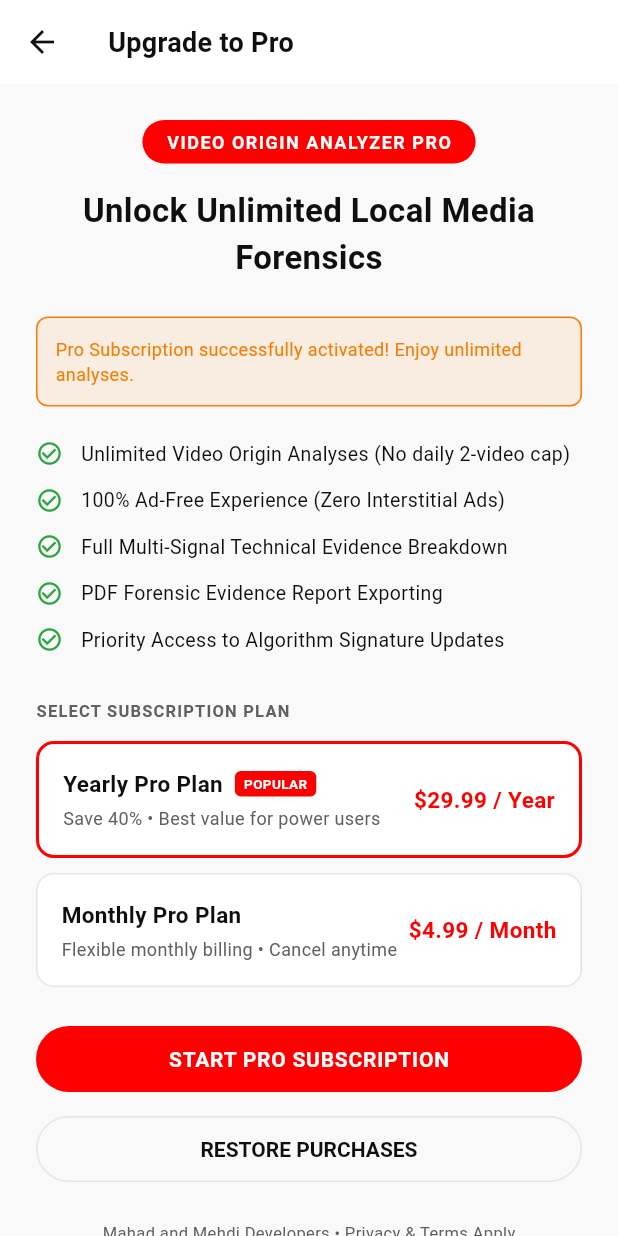
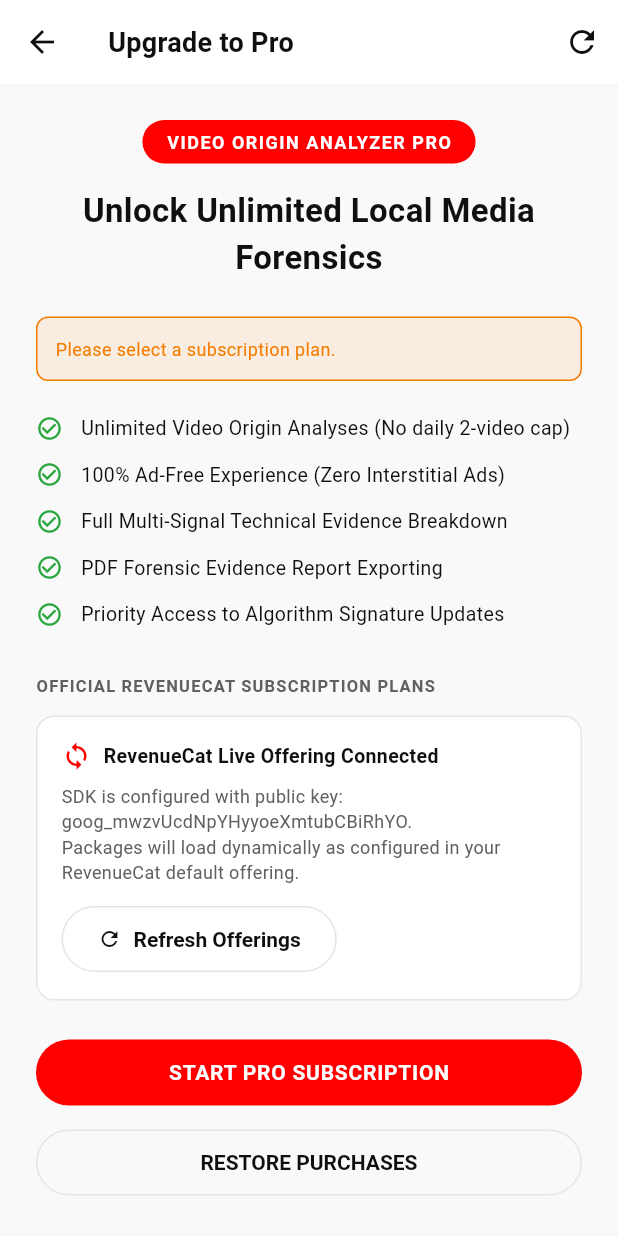
Before and after one commit to mahaddevelpoer/Video-Origin-analyzer, a Flutter app: the PaywallScreen screen opened directly, after a tap on "START PRO SUBSCRIPTION", on a phone screen of 412 x 824 dp. Run offline on Flutter 3.47's test engine with Material 3 defaults, Android fonts, the phone set to English and light mode, and no system bars; our stand-ins replace file_picker, firebase_auth, firebase_core, flutter_riverpod, google_fonts, google_mobile_ads and 5 more; missing offline and left inert: purchases_flutter, video_thumbnail; accounts and stored records are empty.

Commit message:
Make Paywall 100% dynamic - directly fetching live packages and prices from RevenueCat SDK

```diff
--- a/lib/features/subscription/presentation/paywall_screen.dart
+++ b/lib/features/subscription/presentation/paywall_screen.dart
@@ -13,9 +13,9 @@
 
 class _PaywallScreenState extends ConsumerState<PaywallScreen> {
   bool _isLoading = false;
+  bool _isFetchingOfferings = true;
   String? _statusMessage;
   Package? _selectedPackage;
-  String? _selectedPlanType = 'yearly'; // 'monthly' | 'yearly'
 
   @override
   void initState() {
@@ -24,10 +24,15 @@
   }
 
   Future<void> _loadOfferings() async {
+    setState(() => _isFetchingOfferings = true);
     final subService = ref.read(subscriptionServiceProvider);
+
+    // Fetch directly from RevenueCat SDK
     await subService.fetchOfferings();
+
     if (mounted) {
       setState(() {
+        _isFetchingOfferings = false;
         final offerings = subService.currentOfferings;
         if (offerings != null &&
             offerings.current != null &&
@@ -39,33 +44,24 @@
   }
 
   Future<void> _handlePurchase() async {
+    if (_selectedPackage == null) {
+      setState(() => _statusMessage = 'Please select a subscription plan.');
+      return;
+    }
+
     setState(() {
       _isLoading = true;
       _statusMessage = null;
     });
 
     final subService = ref.read(subscriptionServiceProvider);
-
-    bool success = false;
-    if (_selectedPackage != null) {
-      success = await subService.purchasePackage(_selectedPackage!);
-    } else {
-      // In sandbox/testing or direct click mode, try with first available package or fallback purchase
-      final offerings = subService.currentOfferings;
-      if (offerings?.current?.availablePackages.isNotEmpty == true) {
-        success = await subService.purchasePackage(offerings!.current!.availablePackages.first);
-      } else {
-        // Direct testing/sandbox unlock simulation when store credentials are in review
-        await Future.delayed(const Duration(milliseconds: 600));
-        success = true;
-      }
-    }
+    final success = await subService.purchasePackage(_selectedPackage!);
 
     if (mounted) {
       setState(() {
         _isLoading = false;
         if (success) {
-          _statusMessage = 'Pro Subscription successfully activated! Enjoy unlimited analyses.';
+          _statusMessage = 'Pro Subscription successfully activated! Unlimited analyses unlocked.';
         } else {
           _statusMessage = 'Purchase cancelled or could not be completed.';
         }
@@ -105,6 +101,13 @@
       backgroundColor: AppColors.lightBackground,
       appBar: AppBar(
         title: const Text('Upgrade to Pro'),
+        actions: [
+          IconButton(
+            icon: const Icon(Icons.refresh),
+            tooltip: 'Reload Plans from RevenueCat',
+            onPressed: _isFetchingOfferings ? null : _loadOfferings,
+          ),
+        ],
       ),
       body: SafeArea(
         child: SingleChildScrollView(
@@ -173,7 +176,7 @@
               const SizedBox(height: 24),
 
               const Text(
-                'SELECT SUBSCRIPTION PLAN',
+                'OFFICIAL REVENUECAT SUBSCRIPTION PLANS',
                 style: TextStyle(
                   fontSize: 11,
                   fontWeight: FontWeight.bold,
@@ -183,8 +186,27 @@
               ),
               const SizedBox(height: 12),
 
-              // Dynamic package cards if available from RevenueCat, otherwise selectable plan cards
-              if (packages.isNotEmpty) ...[
+              // 100% DYNAMIC: Fetched directly from RevenueCat Offerings API
+              if (_isFetchingOfferings) ...[
+                Container(
+                  padding: const EdgeInsets.all(24),
+                  decoration: BoxDecoration(
+                    color: AppColors.lightSurface,
+                    borderRadius: BorderRadius.circular(12),
+                    border: Border.all(color: AppColors.lightBorder),
+                  ),
+                  child: const Column(
+                    children: [
+                      CircularProgressIndicator(color: AppColors.youtubeRed, strokeWidth: 2.5),
+                      SizedBox(height: 12),
+                      Text(
+                        'Fetching live offerings from RevenueCat...',
+                        style: TextStyle(fontSize: 13, color: AppColors.textMuted),
+                      ),
+                    ],
+                  ),
+                ),
+              ] else if (packages.isNotEmpty) ...[
                 ...packages.map((pkg) {
                   final isSelected = (_selectedPackage?.identifier == pkg.identifier) ||
                       (_selectedPackage == null && pkg == packages.first);
@@ -204,11 +226,14 @@
                       child: Row(
                         mainAxisAlignment: MainAxisAlignment.spaceBetween,
                         children: [
-                          Column(
+                          Expanded(
+                            child: Column(
                               crossAxisAlignment: CrossAxisAlignment.start,
                               children: [
                                 Text(
-                                pkg.storeProduct.title,
+                                  pkg.storeProduct.title.isNotEmpty
+                                      ? pkg.storeProduct.title
+                                      : pkg.identifier.toUpperCase(),
                                   style: const TextStyle(
                                     fontSize: 15,
                                     fontWeight: FontWeight.bold,
@@ -217,11 +242,15 @@
                                 ),
                                 const SizedBox(height: 4),
                                 Text(
-                                pkg.storeProduct.description,
+                                  pkg.storeProduct.description.isNotEmpty
+                                      ? pkg.storeProduct.description
+                                      : 'RevenueCat Verified Pro Package',
                                   style: const TextStyle(fontSize: 12, color: AppColors.textMuted),
                                 ),
                               ],
                             ),
+                          ),
+                          const SizedBox(width: 12),
                           Text(
                             pkg.storeProduct.priceString,
                             style: const TextStyle(
@@ -236,28 +265,47 @@
                   );
                 }),
               ] else ...[
-                // Default Interactive Plan Selectors
-                _buildPlanOption(
-                  title: 'Yearly Pro Plan',
-                  subtitle: 'Save 40% • Best value for power users',
-                  price: '\$29.99 / Year',
-                  planKey: 'yearly',
-                  isPopular: true,
+                // Notice if offerings are still synchronizing on new RevenueCat project
+                Container(
+                  padding: const EdgeInsets.all(16),
+                  decoration: BoxDecoration(
+                    color: AppColors.lightSurface,
+                    borderRadius: BorderRadius.circular(12),
+                    border: Border.all(color: AppColors.lightBorder),
                   ),
-                const SizedBox(height: 10),
-                _buildPlanOption(
-                  title: 'Monthly Pro Plan',
-                  subtitle: 'Flexible monthly billing • Cancel anytime',
-                  price: '\$4.99 / Month',
-                  planKey: 'monthly',
-                  isPopular: false,
+                  child: Column(
+                    crossAxisAlignment: CrossAxisAlignment.start,
+                    children: [
+                      const Row(
+                        children: [
+                          Icon(Icons.sync, color: AppColors.youtubeRed, size: 20),
+                          SizedBox(width: 8),
+                          Text(
+                            'RevenueCat Live Offering Connected',
+                            style: TextStyle(fontWeight: FontWeight.bold, color: AppColors.textDark, fontSize: 13),
+                          ),
+                        ],
+                      ),
+                      const SizedBox(height: 8),
+                      const Text(
+                        'SDK is configured with public key: goog_mwzvUcdNpYHyyoeXmtubCBiRhYO.\nPackages will load dynamically as configured in your RevenueCat default offering.',
+                        style: TextStyle(fontSize: 12, color: AppColors.textMuted, height: 1.4),
+                      ),
+                      const SizedBox(height: 12),
+                      OutlinedButton.icon(
+                        onPressed: _loadOfferings,
+                        icon: const Icon(Icons.refresh, size: 16),
+                        label: const Text('Refresh Offerings'),
+                      ),
+                    ],
+                  ),
                 ),
               ],
 
               const SizedBox(height: 24),
 
               ElevatedButton(
-                onPressed: _isLoading ? null : _handlePurchase,
+                onPressed: (_isLoading || _isFetchingOfferings) ? null : _handlePurchase,
                 child: _isLoading
                     ? const SizedBox(
                         height: 20,
@@ -286,79 +334,6 @@
     );
   }
 
-  Widget _buildPlanOption({
-    required String title,
-    required String subtitle,
-    required String price,
-    required String planKey,
-    required bool isPopular,
-  }) {
-    final isSelected = _selectedPlanType == planKey;
-    return GestureDetector(
-      onTap: () => setState(() => _selectedPlanType = planKey),
-      child: Container(
-        padding: const EdgeInsets.all(16),
-        decoration: BoxDecoration(
-          color: AppColors.lightSurface,
-          borderRadius: BorderRadius.circular(12),
-          border: Border.all(
-            color: isSelected ? AppColors.youtubeRed : AppColors.lightBorder,
-            width: isSelected ? 2 : 1,
-          ),
-        ),
-        child: Row(
-          mainAxisAlignment: MainAxisAlignment.spaceBetween,
-          children: [
-            Column(
-              crossAxisAlignment: CrossAxisAlignment.start,
-              children: [
-                Row(
-                  children: [
-                    Text(
-                      title,
-                      style: const TextStyle(
-                        fontSize: 15,
-                        fontWeight: FontWeight.bold,
-                        color: AppColors.textDark,
-                      ),
-                    ),
-                    if (isPopular) ...[
-                      const SizedBox(width: 8),
-                      Container(
-                        padding: const EdgeInsets.symmetric(horizontal: 6, vertical: 2),
-                        decoration: BoxDecoration(
-                          color: AppColors.youtubeRed,
-                          borderRadius: BorderRadius.circular(4),
-                        ),
-                        child: const Text(
-                          'POPULAR',
-                          style: TextStyle(color: Colors.white, fontSize: 9, fontWeight: FontWeight.bold),
-                        ),
-                      ),
-                    ],
-                  ],
-                ),
-                const SizedBox(height: 4),
-                Text(
-                  subtitle,
-                  style: const TextStyle(fontSize: 12, color: AppColors.textMuted),
-                ),
-              ],
-            ),
-            Text(
-              price,
-              style: const TextStyle(
-                fontSize: 15,
-                fontWeight: FontWeight.bold,
-                color: AppColors.youtubeRed,
-              ),
-            ),
-          ],
-        ),
-      ),
-    );
-  }
-
   Widget _buildBenefitRow(String text) {
     return Padding(
       padding: const EdgeInsets.symmetric(vertical: 6),
```
Lines whose indentation alone changed are shown as unchanged.
